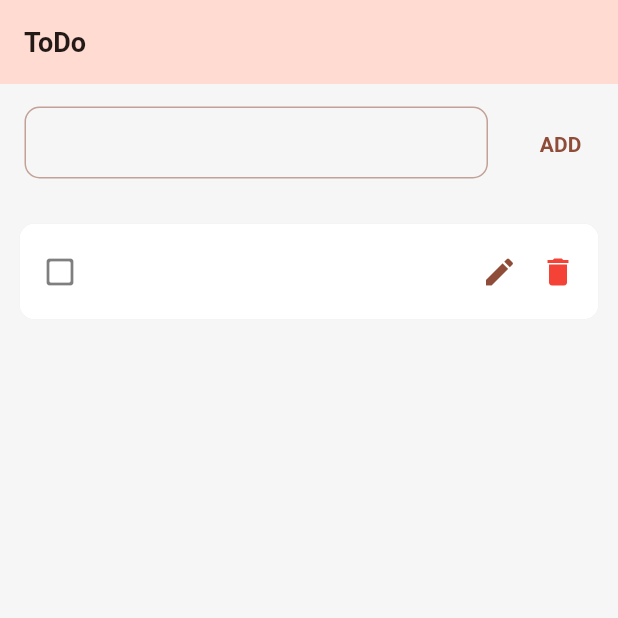
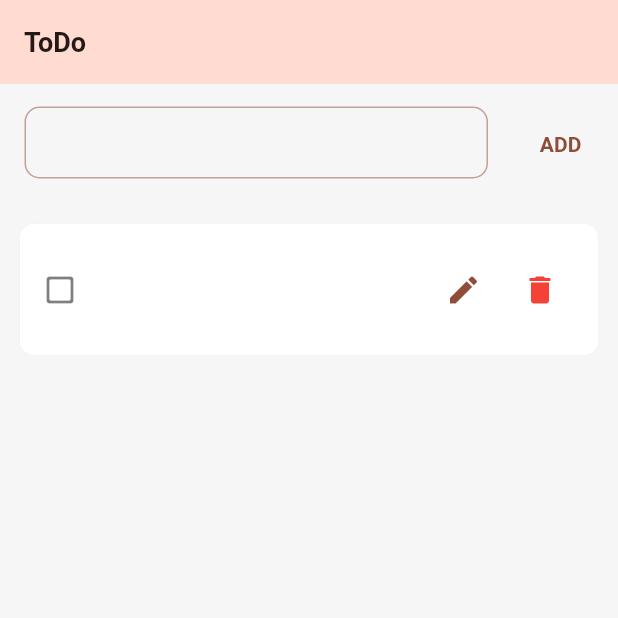
Before and after one commit to susandishwe21/todo_bloc, a Flutter app: the screen it shows after launch, after a tap on "ADD", on a phone screen of 412 x 824 dp, the top half of it. Run offline on Flutter 3.47's test engine with Material 2 defaults, Android fonts, the phone set to English and light mode, and no system bars; our stand-ins replace equatable, flutter_bloc, hydrated_bloc.

Commit message:
add delete fun

```diff
--- a/lib/add_new_todo.dart
+++ b/lib/add_new_todo.dart
@@ -49,7 +49,8 @@ class AddTodoTaskScreen extends StatelessWidget {
               onPressed: () {
                 Todo todos =
                     Todo(title: txtAddTextController.text, isDone: false);
-                context.read<TodoBloc>().add(AddToDoEvent(todo: todos));
+                context.read<TodoBloc>().add(AddToDoPressed(todo: todos));
+                txtAddTextController.clear();
               },
               child: const Text(
                 "ADD",
--- a/lib/bloc/todo_bloc.dart
+++ b/lib/bloc/todo_bloc.dart
@@ -11,15 +11,23 @@ part 'todo_bloc.g.dart';
 
 class TodoBloc extends HydratedBloc<TodoEvent, TodoState> {
   TodoBloc() : super(const TodoState()) {
-    on<AddToDoEvent>(_addToDoTask);
+    on<AddToDoPressed>(_addToDoTask);
+    on<DeleteToDoPressed>(_deleteToDoTask);
   }
 
   Future<void> _addToDoTask(
-    AddToDoEvent event,
+    AddToDoPressed event,
     Emitter<TodoState> emit,
   ) async {
     emit(TodoState(todos: List.from(state.todos)..insert(0, event.todo)));
     debugPrint(state.todos.first.title);
+  }
+
+  Future<void> _deleteToDoTask(
+    DeleteToDoPressed event,
+    Emitter<TodoState> emit,
+  ) async {
+    emit(TodoState(todos: List.from(state.todos)..remove(event.todo)));
   }
 
   @override
--- a/lib/bloc/todo_event.dart
+++ b/lib/bloc/todo_event.dart
@@ -7,11 +7,20 @@ abstract class TodoEvent extends Equatable {
   List<Object> get props => [];
 }
 
-class AddToDoEvent extends TodoEvent {
-  const AddToDoEvent({required this.todo});
+class AddToDoPressed extends TodoEvent {
+  const AddToDoPressed({required this.todo});
 
   final Todo todo;
 
   @override
   List<Object> get props => [todo];
 }
+
+class DeleteToDoPressed extends TodoEvent {
+  const DeleteToDoPressed({required this.todo});
+
+  final Todo todo;
+
+  @override
+  List<Object> get props => [todo];
+}
--- a/lib/home_screen.dart
+++ b/lib/home_screen.dart
@@ -1,5 +1,6 @@
 import 'package:flutter/material.dart';
 import 'package:flutter_bloc/flutter_bloc.dart';
+import 'package:todo_bloc/models/data/todo.dart';
 
 import 'add_new_todo.dart';
 import 'bloc/todo_bloc.dart';
@@ -75,7 +76,16 @@ class HomeScreen extends StatelessWidget {
                         Icon(Icons.edit,
                             color: Theme.of(context).colorScheme.primary),
                         const SizedBox(width: 15),
-                        const Icon(Icons.delete, color: Colors.red)
+                        IconButton(
+                            onPressed: () {
+                              Todo todos = Todo(
+                                  title: state.todos[index].title,
+                                  isDone: false);
+                              context
+                                  .read<TodoBloc>()
+                                  .add(DeleteToDoPressed(todo: todos));
+                            },
+                            icon: const Icon(Icons.delete, color: Colors.red)),
                       ],
                     ),
                   ),
@@ -88,8 +98,6 @@ class HomeScreen extends StatelessWidget {
         );
       },
       buildWhen: (previous, current) {
-        debugPrint("Previous ToDo ${previous.todos.toString()}");
-        debugPrint("Current ToDo ${current.todos.toString()}");
         return previous.todos != current.todos;
       },
     );
```
